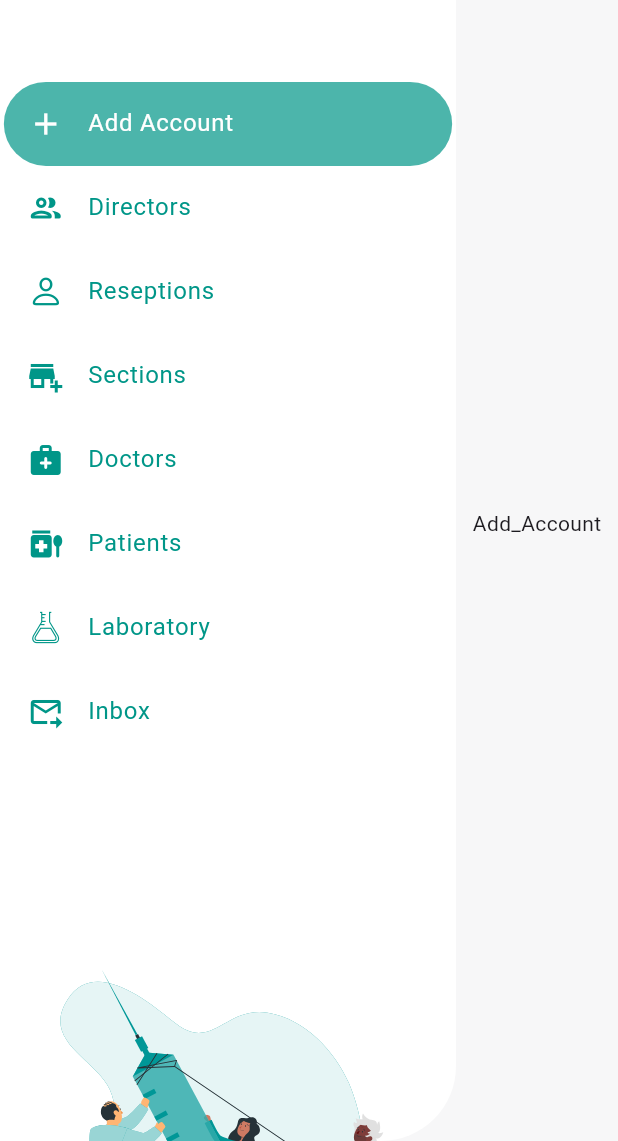
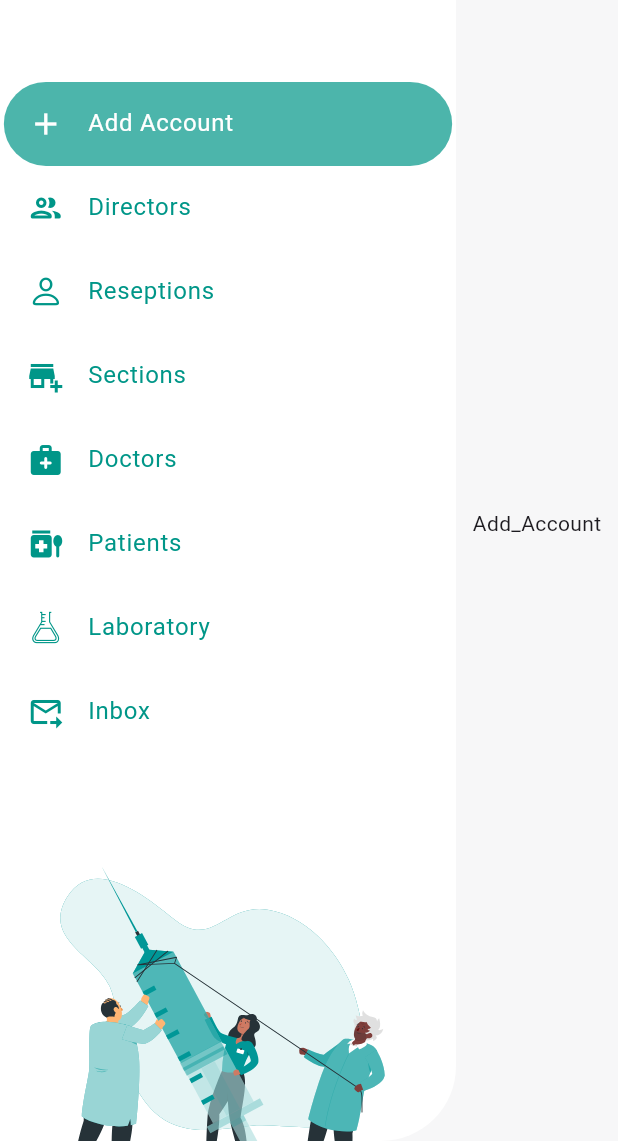
Before and after one commit to sedrabarakat/Dashboard-Medical-Center, a Flutter app: the screen it shows after launch, on a phone screen of 412 x 824 dp, the part 95-1236 px from its top. Run offline on Flutter 3.47's test engine with Material 3 defaults, Android fonts, the phone set to English and light mode, and no system bars; drawn by our look-alikes of animated_text_kit; our stand-ins replace flutter_bloc, flutter_screenutil, flutter_svg, go_router.

Commit message:
SideBar edit scrolling

```diff
--- a/lib/features/drawer_basiclayout/presentation/screens/baselayout.dart
+++ b/lib/features/drawer_basiclayout/presentation/screens/baselayout.dart
@@ -35,7 +35,7 @@ class Base_Layout extends StatelessWidget {
                       BackgroundColor: Colors.white,
                     ),
                     Drawer_List(context: context),
-                    SvgPicture.asset(AssetsManager.drawer_image)
+                    SvgPicture.asset(AssetsManager.drawer_image,height: 440.h,)
                   ],
                 ),
               )),
```
